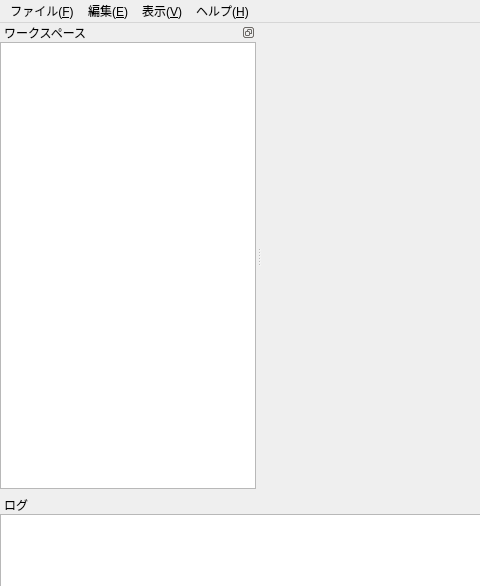
Old version of the form ui/MainWindow.ui in the repository shibafu528/florarpc; both pictures show x 0 to 480 and y 0 to 586 of the 1280 by 728 pixel window.
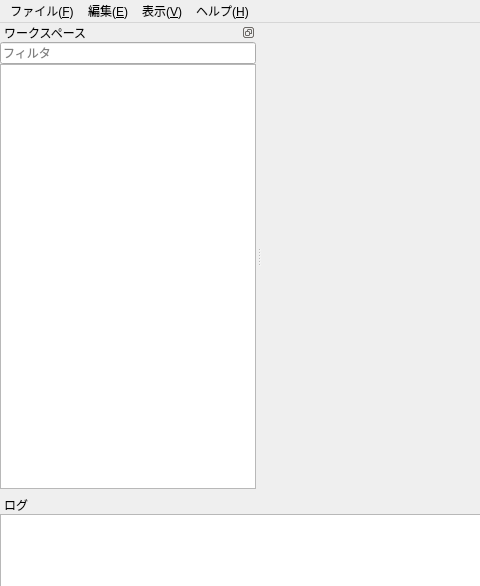
New version of the form.

Commit message: ワークスペースツリーをメソッド名でフィルタ

```diff
--- a/ui/MainWindow.ui
+++ b/ui/MainWindow.ui
@@ -115,7 +115,7 @@
    <property name="minimumSize">
     <size>
      <width>123</width>
-     <height>123</height>
+     <height>159</height>
     </size>
    </property>
    <property name="features">
@@ -133,7 +133,7 @@
    <widget class="QWidget" name="dockWidgetContents">
     <layout class="QVBoxLayout" name="verticalLayout_8">
      <property name="spacing">
-      <number>6</number>
+      <number>0</number>
      </property>
      <property name="leftMargin">
       <number>0</number>
@@ -147,6 +147,16 @@
      <property name="bottomMargin">
       <number>0</number>
      </property>
+     <item>
+      <widget class="QLineEdit" name="treeFilterEdit">
+       <property name="placeholderText">
+        <string>フィルタ</string>
+       </property>
+       <property name="clearButtonEnabled">
+        <bool>true</bool>
+       </property>
+      </widget>
+     </item>
      <item>
       <widget class="QTreeView" name="treeView">
        <property name="sizePolicy">
```
The commit also changes 3 other files.
